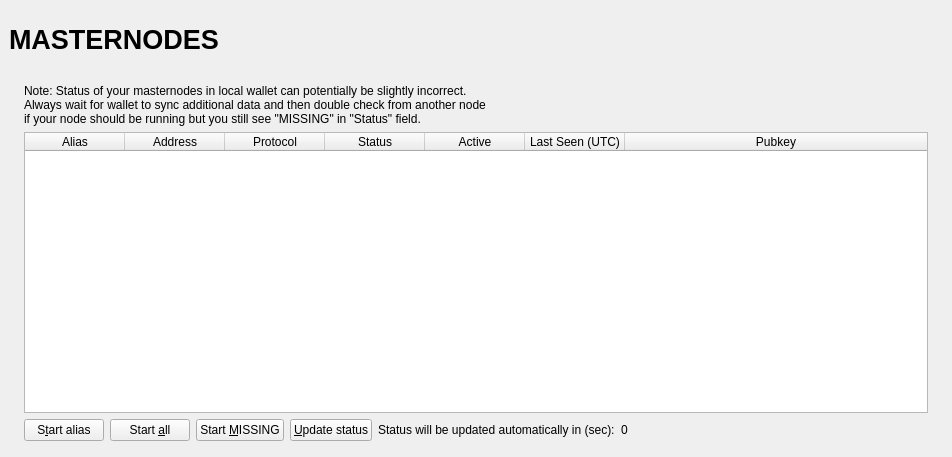
First picture: the form in src/qt/forms/masternodelist.ui, repository scolemanhopehouse/HBCUR, before the edit.
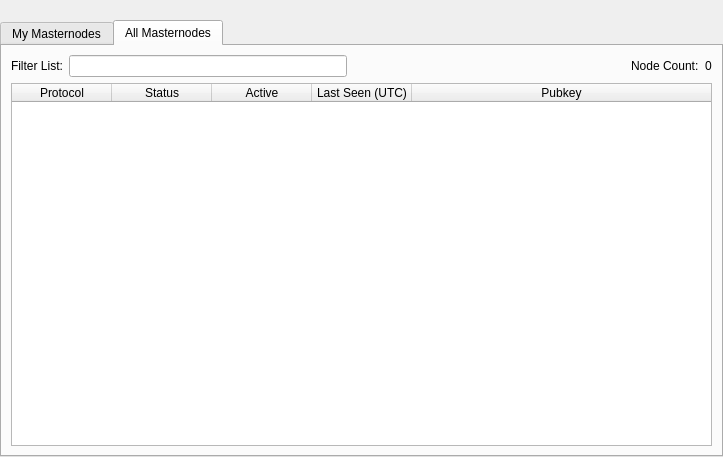
Second picture: the form after the edit. The open tabs and pages were chosen to show the change.

The edit to the form file:
```diff
--- a/src/qt/forms/masternodelist.ui
+++ b/src/qt/forms/masternodelist.ui
@@ -13,30 +13,10 @@
   <property name="windowTitle">
    <string>Form</string>
   </property>
-  <layout class="QVBoxLayout" name="topLayout" stretch="0">
+  <layout class="QVBoxLayout" name="topLayout">
    <property name="leftMargin">
-    <number>9</number>
-   </property>
-   <property name="topMargin">
-    <number>9</number>
-   </property>
-   <property name="rightMargin">
-    <number>9</number>
-   </property>
-   <property name="bottomMargin">
-    <number>9</number>
-   </property>
-   <item>
-    <layout class="QVBoxLayout" name="verticalLayout_Master" stretch="0,1">
-     <property name="spacing">
       <number>0</number>
      </property>
-     <item>
-      <widget class="QFrame" name="frame_Header">
-       <layout class="QVBoxLayout" name="verticalLayout_4">
-        <property name="leftMargin">
-         <number>0</number>
-        </property>
         <property name="topMargin">
          <number>0</number>
         </property>
@@ -47,121 +27,37 @@
          <number>0</number>
         </property>
         <item>
-         <layout class="QHBoxLayout" name="horizontalLayout_Header" stretch="1,0,1">
-          <item>
-           <widget class="QLabel" name="labelOverviewHeaderLeft">
-            <property name="minimumSize">
-             <size>
-              <width>464</width>
-              <height>60</height>
-             </size>
-            </property>
-            <property name="maximumSize">
-             <size>
-              <width>16777215</width>
-              <height>60</height>
-             </size>
-            </property>
-            <property name="font">
-             <font>
-              <pointsize>20</pointsize>
-              <weight>75</weight>
-              <bold>true</bold>
-             </font>
-            </property>
-            <property name="text">
-             <string>MASTERNODES</string>
-            </property>
-           </widget>
-          </item>
-          <item>
-           <spacer name="horizontalSpacer">
-            <property name="orientation">
-             <enum>Qt::Horizontal</enum>
-            </property>
-            <property name="sizeHint" stdset="0">
-             <size>
-              <width>40</width>
-              <height>20</height>
-             </size>
-            </property>
-           </spacer>
-          </item>
-          <item>
-           <widget class="QLabel" name="labelOverviewHeaderRight">
-            <property name="minimumSize">
-             <size>
-              <width>464</width>
-              <height>60</height>
-             </size>
-            </property>
-            <property name="maximumSize">
-             <size>
-              <width>16777215</width>
-              <height>60</height>
-             </size>
-            </property>
-            <property name="font">
-             <font>
-              <pointsize>14</pointsize>
-             </font>
-            </property>
-            <property name="text">
-             <string/>
-            </property>
-            <property name="alignment">
-             <set>Qt::AlignRight|Qt::AlignTrailing|Qt::AlignVCenter</set>
-            </property>
-           </widget>
-          </item>
-         </layout>
-        </item>
-       </layout>
-      </widget>
-     </item>
-     <item>
-      <widget class="QFrame" name="frame_BG">
-       <layout class="QVBoxLayout" name="verticalLayout_3">
-        <property name="leftMargin">
-         <number>6</number>
-        </property>
-        <property name="topMargin">
-         <number>6</number>
-        </property>
-        <property name="rightMargin">
-         <number>6</number>
-        </property>
-        <property name="bottomMargin">
-         <number>6</number>
-        </property>
-        <item>
-         <widget class="QFrame" name="frame_Content">
           <layout class="QVBoxLayout" name="verticalLayout">
-           <property name="spacing">
-            <number>0</number>
-           </property>
-           <property name="leftMargin">
-            <number>0</number>
-           </property>
-           <property name="topMargin">
-            <number>0</number>
-           </property>
-           <property name="rightMargin">
-            <number>0</number>
-           </property>
            <property name="bottomMargin">
             <number>0</number>
            </property>
            <item>
+      <spacer name="horizontalSpacer0">
+       <property name="orientation">
+        <enum>Qt::Horizontal</enum>
+       </property>
+       <property name="sizeHint" stdset="0">
+        <size>
+         <width>make40</width>
+         <height>20</height>
+        </size>
+       </property>
+      </spacer>
+     </item>
+     <item>
+      <widget class="QTabWidget" name="tabWidget">
+       <property name="currentIndex">
+        <number>0</number>
+       </property>
+       <widget class="QWidget" name="tabMyMasternodes">
+        <attribute name="title">
+         <string>My Masternodes</string>
+        </attribute>
             <layout class="QGridLayout" name="gridLayout_2">
-             <property name="spacing">
-              <number>2</number>
-             </property>
              <item row="0" column="0">
-              <widget class="QFrame" name="frameList">
                <layout class="QVBoxLayout" name="verticalLayout_2">
                 <property name="bottomMargin">
-                 <number>1</number>
+            <number>0</number>
                 </property>
                 <item>
                  <layout class="QHBoxLayout" name="horizontalLayout_note">
@@ -340,14 +236,148 @@
                  </layout>
                 </item>
                </layout>
-              </widget>
-             </item>
-            </layout>
-           </item>
-          </layout>
-         </widget>
-        </item>
-       </layout>
+         </item>
+        </layout>
+       </widget>
+       <widget class="QWidget" name="tabAllMasternodes">
+        <attribute name="title">
+         <string>All Masternodes</string>
+        </attribute>
+        <layout class="QGridLayout" name="gridLayout">
+         <item row="1" column="0">
+          <widget class="QTableWidget" name="tableWidgetMasternodes">
+           <property name="palette">
+            <palette>
+             <active>
+              <colorrole role="Text">
+               <brush brushstyle="SolidPattern">
+                <color alpha="255">
+                 <red>51</red>
+                 <green>51</green>
+                 <blue>51</blue>
+                </color>
+               </brush>
+              </colorrole>
+             </active>
+             <inactive>
+              <colorrole role="Text">
+               <brush brushstyle="SolidPattern">
+                <color alpha="255">
+                 <red>51</red>
+                 <green>51</green>
+                 <blue>51</blue>
+                </color>
+               </brush>
+              </colorrole>
+             </inactive>
+             <disabled>
+              <colorrole role="Text">
+               <brush brushstyle="SolidPattern">
+                <color alpha="255">
+                 <red>85</red>
+                 <green>85</green>
+                 <blue>85</blue>
+                </color>
+               </brush>
+              </colorrole>
+             </disabled>
+            </palette>
+           </property>
+           <property name="editTriggers">
+            <set>QAbstractItemView::NoEditTriggers</set>
+           </property>
+           <property name="alternatingRowColors">
+            <bool>true</bool>
+           </property>
+           <property name="selectionBehavior">
+            <enum>QAbstractItemView::SelectRows</enum>
+           </property>
+           <property name="sortingEnabled">
+            <bool>true</bool>
+           </property>
+           <attribute name="horizontalHeaderStretchLastSection">
+            <bool>true</bool>
+           </attribute>
+           <attribute name="ResizeMode">
+            <enum>QHeaderView::Interactive</enum>
+           </attribute>
+           <column>
+            <property name="text">
+             <string>Protocol</string>
+            </property>
+           </column>
+           <column>
+            <property name="text">
+             <string>Status</string>
+            </property>
+           </column>
+           <column>
+            <property name="text">
+             <string>Active</string>
+            </property>
+           </column>
+           <column>
+            <property name="text">
+             <string>Last Seen (UTC)</string>
+            </property>
+           </column>
+           <column>
+            <property name="text">
+             <string>Pubkey</string>
+            </property>
+           </column>
+          </widget>
+         </item>
+         <item row="0" column="0">
+          <layout class="QHBoxLayout" name="horizontalLayout_3">
+           <property name="bottomMargin">
+            <number>0</number>
+           </property>
+           <item>
+            <widget class="QLabel" name="label_filter">
+             <property name="text">
+              <string>Filter List:</string>
+             </property>
+            </widget>
+           </item>
+           <item>
+            <widget class="QLineEdit" name="filterLineEdit">
+             <property name="toolTip">
+              <string>Filter masternode list</string>
+             </property>
+            </widget>
+           </item>
+           <item>
+            <spacer name="horizontalSpacer_3">
+             <property name="orientation">
+              <enum>Qt::Horizontal</enum>
+             </property>
+             <property name="sizeHint" stdset="0">
+              <size>
+               <width>10</width>
+               <height>20</height>
+              </size>
+             </property>
+            </spacer>
+           </item>
+           <item>
+            <widget class="QLabel" name="label_count">
+             <property name="text">
+              <string>Node Count:</string>
+             </property>
+            </widget>
+           </item>
+           <item>
+            <widget class="QLabel" name="countLabel">
+             <property name="text">
+              <string>0</string>
+             </property>
+            </widget>
+           </item>
+          </layout>
+         </item>
+        </layout>
+       </widget>
       </widget>
      </item>
     </layout>
```
Left out of the diff: 3 changed lines with no effect on the pictures. Lines whose indentation alone changed are shown as unchanged.
